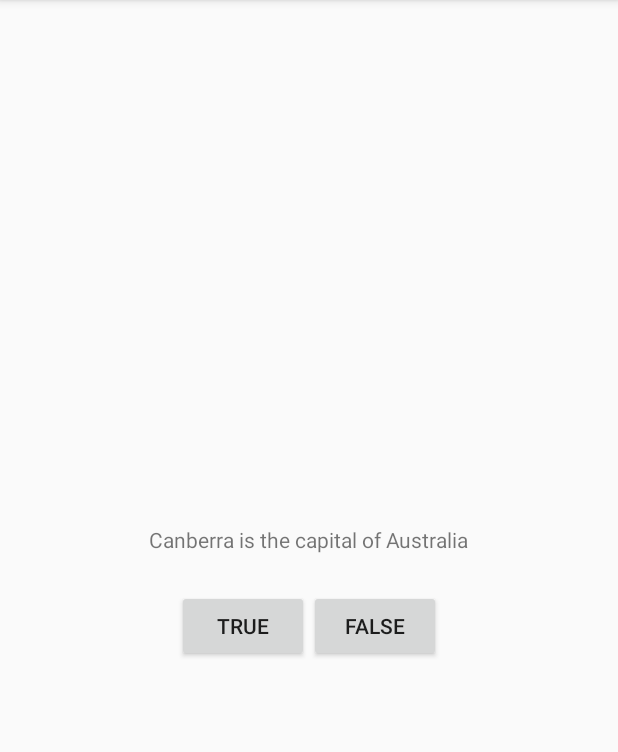
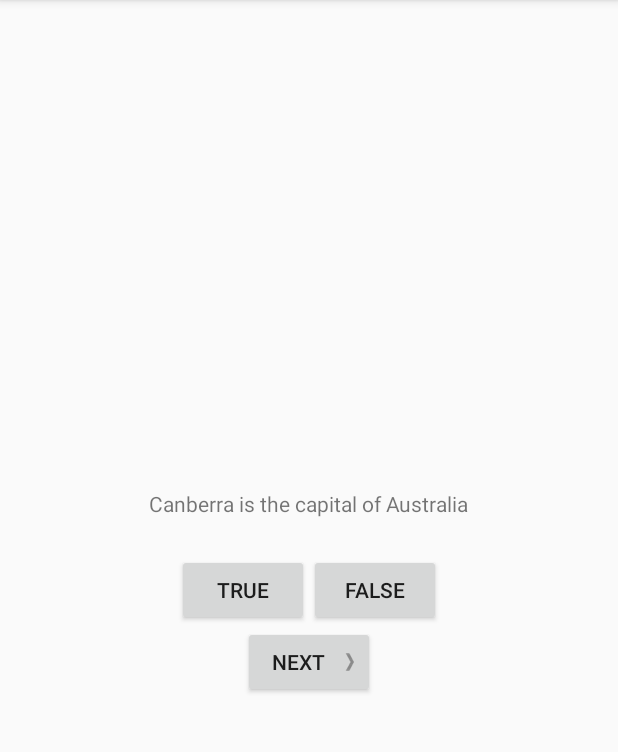
Before and after one commit to Gillz17/GeoQuiz, an Android app: the screen it shows after launch (QuizActivity), after a tap on "TRUE", on a phone screen of 412 x 824 dp, the part 84-836 px from its top. Run offline under Robolectric (Android 15) with nearby library versions, the phone set to English and light mode, and no system bars.

Commit message:
End of Chapter 2

```diff
--- a/app/src/main/java/com/learning/android/geoquiz/QuizActivity.java
+++ b/app/src/main/java/com/learning/android/geoquiz/QuizActivity.java
@@ -1,38 +1,125 @@
 package com.learning.android.geoquiz;
 
+import android.support.v4.widget.TextViewCompat;
 import android.support.v7.app.AppCompatActivity;
 import android.os.Bundle;
+import android.text.style.QuoteSpan;
 import android.view.View;
 import android.widget.Button;
+import android.widget.TextView;
 import android.widget.Toast;
 
 public class QuizActivity extends AppCompatActivity {
 
+    public Button getTrueButton() {
+        return mTrueButton;
+    }
+
+    public void setTrueButton(Button trueButton) {
+        mTrueButton = trueButton;
+    }
+
+    public Button getFalseButton() {
+        return mFalseButton;
+    }
+
+    public void setFalseButton(Button falseButton) {
+        mFalseButton = falseButton;
+    }
+
+    public Button getNextButton() {
+        return mNextButton;
+    }
+
+    public void setNextButton(Button nextButton) {
+        mNextButton = nextButton;
+    }
+
+    public TextView getQuestionTextView() {
+        return mQuestionTextView;
+    }
+
+    public void setQuestionTextView(TextView questionTextView) {
+        mQuestionTextView = questionTextView;
+    }
+
+    public Question[] getQuestionBank() {
+        return mQuestionBank;
+    }
+
+    public void setQuestionBank(Question[] questionBank) {
+        mQuestionBank = questionBank;
+    }
+
+    public int getCurrentIndex() {
+        return mCurrentIndex;
+    }
+
+    public void setCurrentIndex(int currentIndex) {
+        mCurrentIndex = currentIndex;
+    }
+
     private Button mTrueButton;
     private Button mFalseButton;
+    private Button mNextButton;
+    private TextView mQuestionTextView;
 
+    private Question[] mQuestionBank = new Question[]{
+            new Question(R.string.question_australia, true),
+            new Question(R.string.question_ocean, true),
+            new Question(R.string.question_mideast, false),
+            new Question(R.string.question_africa, false),
+            new Question(R.string.question_americas, true),
+            new Question(R.string.question_asia, true),
+    };
+
+    private int mCurrentIndex = 0;
     @Override
     protected void onCreate(Bundle savedInstanceState) {
         super.onCreate(savedInstanceState);
         setContentView(R.layout.activity_quiz);
 
+        mQuestionTextView = (TextView) findViewById(R.id.question_text_view);
+
         mTrueButton = (Button) findViewById(R.id.true_button);
         mTrueButton.setOnClickListener(new View.OnClickListener(){
             @Override
             public void onClick(View v){
-                Toast.makeText(QuizActivity.this,
-                        R.string.correct_toast,
-                        Toast.LENGTH_SHORT).show();
+                checkAnswer(true);
             }
         });
         mFalseButton = (Button) findViewById(R.id.false_button);
         mFalseButton.setOnClickListener(new View.OnClickListener(){
             @Override
             public void onClick(View v){
-                Toast.makeText(QuizActivity.this,
-                        R.string.incorrect_toast,
-                        Toast.LENGTH_SHORT).show();
+                checkAnswer(false);
             }
         });
+
+        mNextButton = (Button) findViewById(R.id.next_button);
+        mNextButton.setOnClickListener(new View.OnClickListener(){
+            @Override
+            public void onClick(View v){
+                mCurrentIndex = (mCurrentIndex + 1) % mQuestionBank.length;
+                updateQuestion();
+            }
+        });
+        updateQuestion();
+    }
+    private void updateQuestion(){
+        int question = mQuestionBank[mCurrentIndex].getTextResId();
+        mQuestionTextView.setText(question);
+    }
+    private void checkAnswer(boolean userPressedTrue){
+        boolean answerIsTrue = mQuestionBank[mCurrentIndex].isAnswerTrue();
+
+        int messageResId = 0;
+
+        if(userPressedTrue == answerIsTrue){
+            messageResId = R.string.correct_toast;
+        }else{
+            messageResId = R.string.incorrect_toast;
+        }
+        Toast.makeText(this, messageResId, Toast.LENGTH_SHORT).show();
     }
 }
--- a/app/src/main/res/layout/activity_quiz.xml
+++ b/app/src/main/res/layout/activity_quiz.xml
@@ -5,10 +5,10 @@
     android:orientation="vertical" >
 
     <TextView
+        android:id="@+id/question_text_view"
         android:layout_width="wrap_content"
         android:layout_height="wrap_content"
-        android:padding="24dp"
-        android:text="@string/question_text"/>
+        android:padding="24dp"/>
 
     <LinearLayout
         android:layout_width="wrap_content"
@@ -27,5 +27,11 @@
             android:layout_height="wrap_content"
             android:text="@string/false_button"/>
     </LinearLayout>
-
+    <Button
+        android:id="@+id/next_button"
+        android:layout_width="wrap_content"
+        android:layout_height="wrap_content"
+        android:text="@string/next_button"
+        android:drawableRight="@drawable/arrow_right"
+        android:drawablePadding="4dp"/>
 </LinearLayout>
--- a/app/src/main/res/values/strings.xml
+++ b/app/src/main/res/values/strings.xml
@@ -1,8 +1,14 @@
 <resources>
     <string name="app_name">GeoQuiz</string>
-    <string name="question_text">Canberra is the capital of Australia</string>
+    <string name="question_australia">Canberra is the capital of Australia</string>
+    <string name="question_ocean">The Pacific ocean is larger than the Atlantic Ocean.</string>
+    <string name="question_mideast">The Suez Canal connects the Red Sea and the Indian Ocean.</string>
+    <string name="question_africa">The source of the Nile River is in Egypt.</string>
+    <string name="question_americas">The Amazon River is the longest river in the Americas</string>
+    <string name="question_asia">Lake Baikal is the world\'s oldest and deepest freshwater lake.</string>
     <string name="true_button">True</string>
     <string name="false_button">False</string>
+    <string name="next_button">Next</string>
     <string name="correct_toast">Correct!</string>
     <string name="incorrect_toast">Incorrect!</string>
 </resources>
```
Also changed, not shown: app/src/main/res/drawable-hdpi/arrow_left.png (added), app/src/main/res/drawable-hdpi/arrow_right.png (added), app/src/main/res/drawable-mdpi/arrow_left.png (added), app/src/main/res/drawable-mdpi/arrow_right.png (added), app/src/main/res/drawable-xhdpi/arrow_left.png (added), app/src/main/res/drawable-xhdpi/arrow_right.png (added), app/src/main/res/drawable-xxhdpi/arrow_left.png (added), app/src/main/res/drawable-xxhdpi/arrow_right.png (added).
